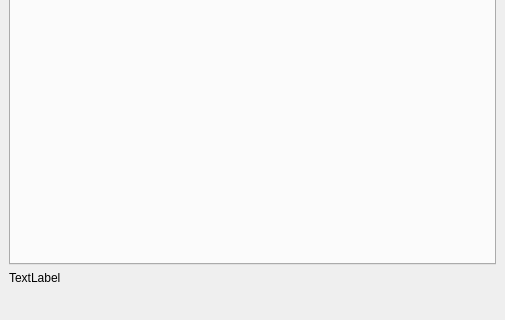
This is src/hmi_qgis/IfsttarRouting/ifsttarrouting.ui in Universite-Gustave-Eiffel/Tempus as Qt 5 draws it before an edit; both pictures show x 0 to 505 and y 225 to 545 of the 505 by 545 pixel window. The edited form follows.
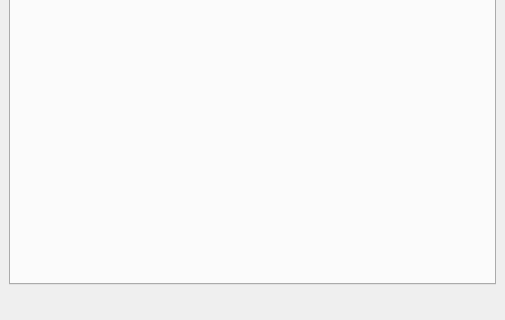
This is the edited form. Icons and pictures are not drawn. Custom widgets are drawn as their Qt base class.

What changed in the file:
```diff
--- a/src/hmi_qgis/IfsttarRouting/ifsttarrouting.ui
+++ b/src/hmi_qgis/IfsttarRouting/ifsttarrouting.ui
@@ -317,13 +317,6 @@
       </widget>
      </widget>
     </item>
-    <item>
-     <widget class="QLabel" name="stateText">
-      <property name="text">
-       <string>TextLabel</string>
-      </property>
-     </widget>
-    </item>
     <item>
      <layout class="QHBoxLayout" name="horizontalLayout_3">
       <item>
```
